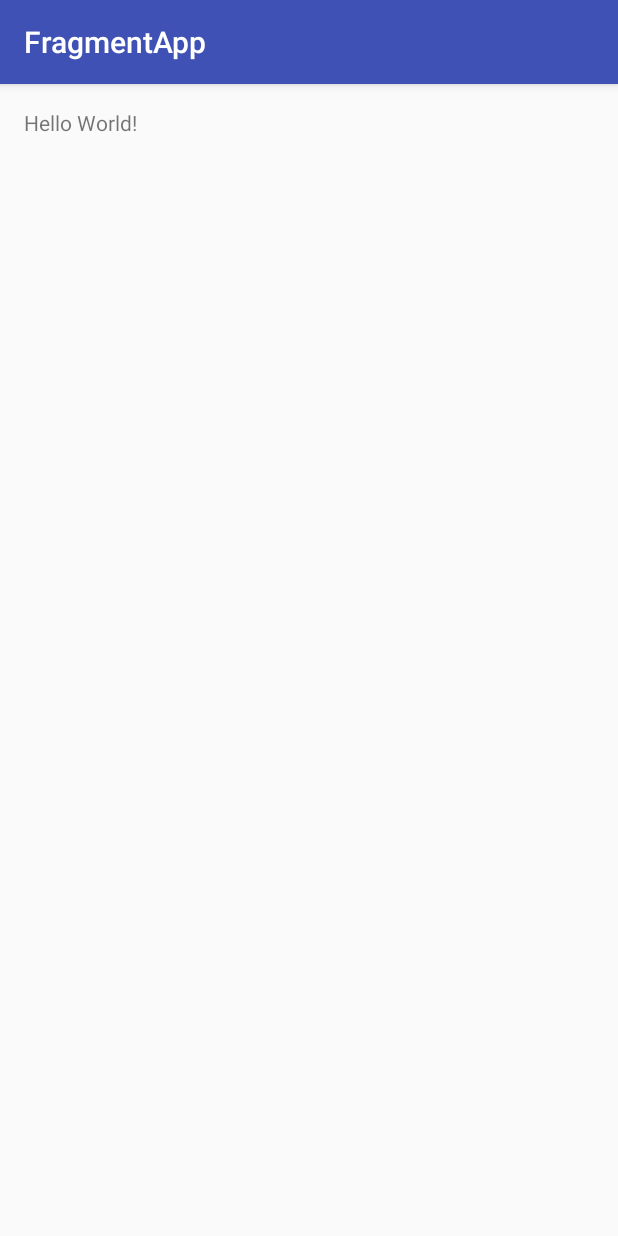
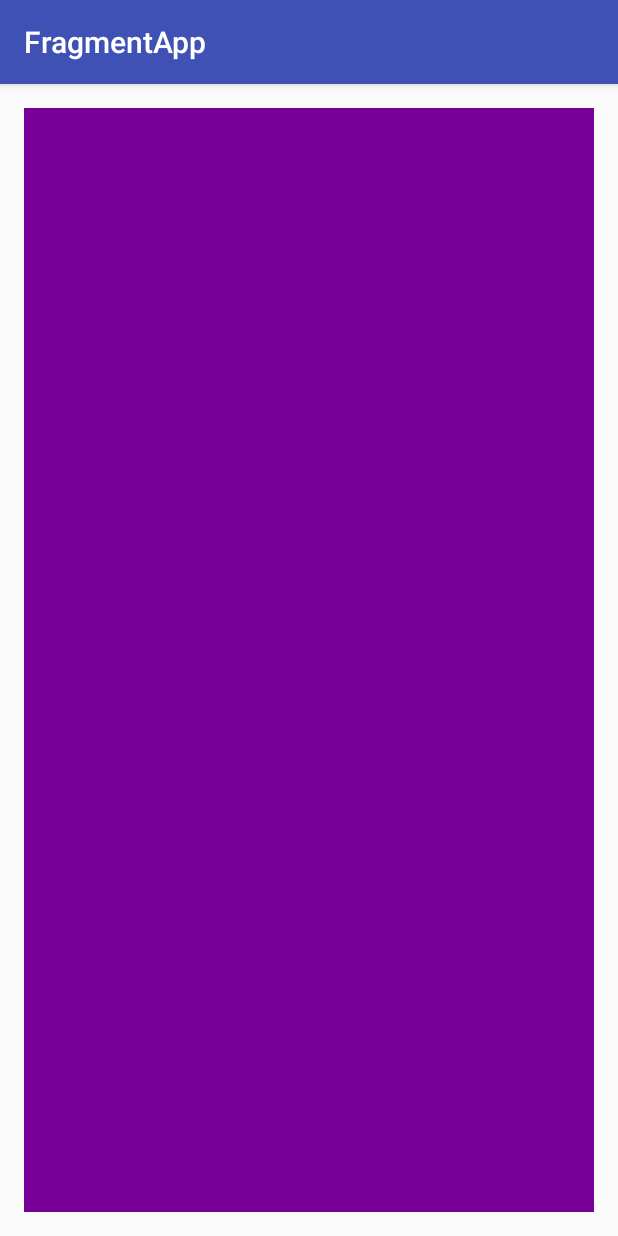
Before and after one commit to mahmoudashrafmohamed/FragmentToutorial, an Android app: the screen it shows after launch (MainActivity), on a phone screen of 412 x 824 dp. Run offline under Robolectric (Android 15) with nearby library versions, the phone set to English and light mode, and no system bars.

```diff
--- a/app/src/main/java/com/mahmoud_ashraf/fragmentapp/MainActivity.java
+++ b/app/src/main/java/com/mahmoud_ashraf/fragmentapp/MainActivity.java
@@ -12,8 +12,10 @@ public class MainActivity extends AppCompatActivity {
         // todo Adding the fragment here
         getFragmentManager().
                 beginTransaction().
-               add(new MahmoudFragment(),"mah")
-               .commit();
+              //  add(new MahmoudFragment(),"mah")
+                //todo (5) we change this line to add the container that contains our fragment
+                        add(R.id.activity_main,new MahmoudFragment(),"mah")
+                .commit();
     }
     //TODO (4) Create layout for fragment
 }
```
